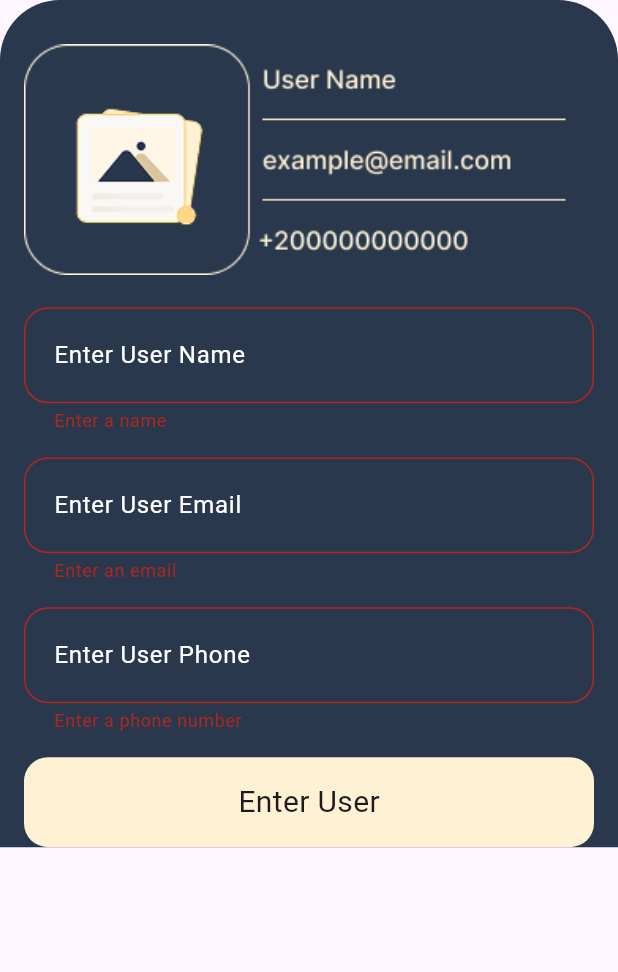
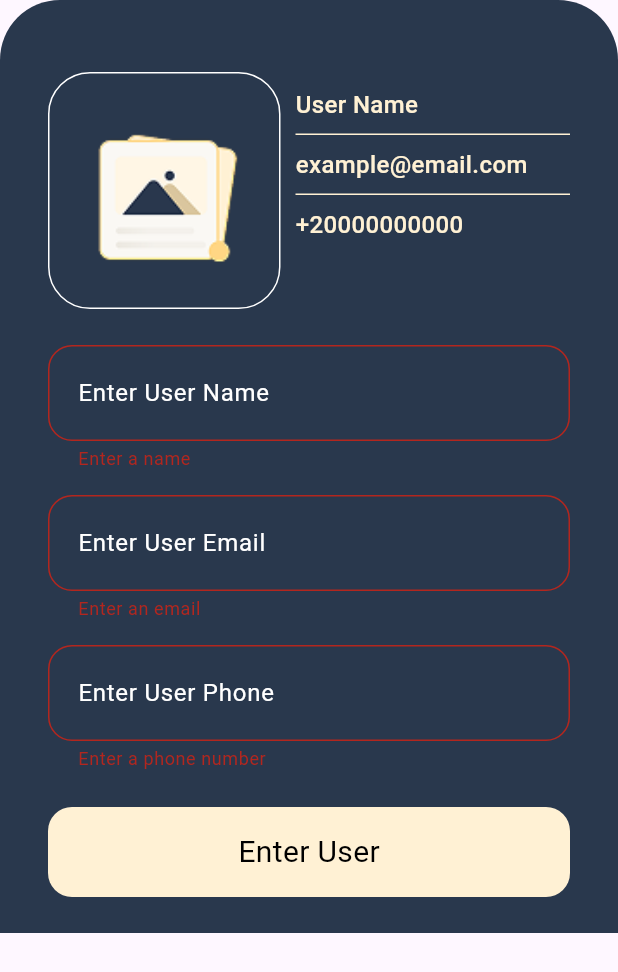
Before and after one commit to essammetwally1/contact, a Flutter app: the AddContact widget shown alone on an empty page, opened directly, after a tap on "Enter User", on a phone screen of 412 x 824 dp. Shown: the top 972 px of the screen. Run offline on Flutter 3.47's test engine with Material 3 defaults, Android fonts, the phone set to English and light mode, and no system bars.

Commit message:
created form

```diff
--- a/lib/componants/add_contact.dart
+++ b/lib/componants/add_contact.dart
@@ -25,15 +25,7 @@ class AddContact extends StatelessWidget {
           ),
           child: Column(
             mainAxisSize: MainAxisSize.min,
-            children: [
-              Image.asset(
-                'assets/addcontactgroup.png',
-                height: MediaQuery.sizeOf(context).height * .2,
-                width: double.infinity,
-                fit: BoxFit.contain,
-              ),
-              ContactForm(),
-            ],
+            children: [ContactForm()],
           ),
         ),
       ),
--- a/lib/componants/contact_form.dart
+++ b/lib/componants/contact_form.dart
@@ -13,9 +13,17 @@ class _ContactFormState extends State<ContactForm> {
   final _phoneController = TextEditingController();
   final _emailController = TextEditingController();
 
+  @override
+  void dispose() {
+    _nameController.dispose();
+    _phoneController.dispose();
+    _emailController.dispose();
+    super.dispose();
+  }
+
   void submit() {
     if (_formKey.currentState!.validate()) {
-      Navigator.of(context).pop();
+      Navigator.of(context).pop(); // Close the bottom sheet
       ScaffoldMessenger.of(
         context,
       ).showSnackBar(const SnackBar(content: Text('Contact Saved')));
@@ -46,11 +54,85 @@ class _ContactFormState extends State<ContactForm> {
 
   @override
   Widget build(BuildContext context) {
-    return Form(
+    return SingleChildScrollView(
+      padding: EdgeInsets.only(
+        bottom: MediaQuery.of(context).viewInsets.bottom,
+        left: 16,
+        right: 16,
+        top: 24,
+      ),
+      child: Form(
         key: _formKey,
         child: Column(
           children: [
-          const SizedBox(height: 16),
+            // Profile preview section
+            Row(
+              crossAxisAlignment: CrossAxisAlignment.start,
+              children: [
+                Container(
+                  padding: const EdgeInsets.all(5),
+                  decoration: BoxDecoration(
+                    borderRadius: BorderRadius.circular(28),
+                    border: Border.all(color: Colors.white),
+                  ),
+                  child: Image.asset(
+                    'assets/image.png',
+                    height: 146,
+                    width: 143,
+                    fit: BoxFit.contain,
+                  ),
+                ),
+                const SizedBox(width: 10),
+                Expanded(
+                  child: Padding(
+                    padding: const EdgeInsets.symmetric(vertical: 10),
+                    child: Column(
+                      crossAxisAlignment: CrossAxisAlignment.start,
+                      children: [
+                        Text(
+                          _nameController.text.isEmpty
+                              ? 'User Name'
+                              : _nameController.text,
+                          style: const TextStyle(
+                            fontSize: 16,
+                            fontWeight: FontWeight.w500,
+                            color: Color(0xffFFF1D4),
+                          ),
+                        ),
+                        const SizedBox(height: 8),
+                        Container(height: 1, color: Color(0xffFFF1D4)),
+                        const SizedBox(height: 8),
+                        Text(
+                          _emailController.text.isEmpty
+                              ? 'example@email.com'
+                              : _emailController.text,
+                          style: const TextStyle(
+                            fontSize: 16,
+                            fontWeight: FontWeight.w500,
+                            color: Color(0xffFFF1D4),
+                          ),
+                        ),
+                        const SizedBox(height: 8),
+                        Container(height: 1, color: Color(0xffFFF1D4)),
+                        const SizedBox(height: 8),
+                        Text(
+                          _phoneController.text.isEmpty
+                              ? '+20000000000'
+                              : _phoneController.text,
+                          style: const TextStyle(
+                            fontSize: 16,
+                            fontWeight: FontWeight.w500,
+                            color: Color(0xffFFF1D4),
+                          ),
+                        ),
+                      ],
+                    ),
+                  ),
+                ),
+              ],
+            ),
+
+            const SizedBox(height: 24),
 
             // Name Field
             TextFormField(
@@ -60,6 +142,7 @@ class _ContactFormState extends State<ContactForm> {
               decoration: customInputDecoration('Enter User Name'),
               validator: (value) =>
                   value == null || value.isEmpty ? 'Enter a name' : null,
+              onChanged: (_) => setState(() {}),
             ),
 
             const SizedBox(height: 16),
@@ -67,17 +150,18 @@ class _ContactFormState extends State<ContactForm> {
             // Email Field
             TextFormField(
               cursorColor: Colors.white,
-
               controller: _emailController,
               style: const TextStyle(color: Colors.white),
               decoration: customInputDecoration('Enter User Email'),
               keyboardType: TextInputType.emailAddress,
               validator: (value) {
                 if (value == null || value.isEmpty) return 'Enter an email';
-              if (!value.endsWith('@gmail.com'))
+                if (!value.endsWith('@gmail.com')) {
                   return 'Email must end with @gmail.com';
+                }
                 return null;
               },
+              onChanged: (_) => setState(() {}),
             ),
 
             const SizedBox(height: 16),
@@ -85,37 +169,49 @@ class _ContactFormState extends State<ContactForm> {
             // Phone Field
             TextFormField(
               cursorColor: Colors.white,
-
               controller: _phoneController,
               style: const TextStyle(color: Colors.white),
               decoration: customInputDecoration('Enter User Phone'),
               keyboardType: TextInputType.phone,
               validator: (value) {
-              if (value == null || value.isEmpty) return 'Enter a phone number';
-              if (!value.startsWith('01')) return 'Phone must start with (01)';
+                if (value == null || value.isEmpty) {
+                  return 'Enter a phone number';
+                }
+                if (!value.startsWith('01')) {
+                  return 'Phone must start with 01';
+                }
                 return null;
               },
+              onChanged: (_) => setState(() {}),
             ),
 
-          const SizedBox(height: 16),
+            const SizedBox(height: 24),
+
+            // Submit Button
             GestureDetector(
               onTap: submit,
               child: Container(
                 width: double.infinity,
                 height: 60,
                 decoration: BoxDecoration(
-                color: Color(0xffFFF1D4),
+                  color: const Color(0xffFFF1D4),
                   borderRadius: BorderRadius.circular(16),
                 ),
-              child: Center(
-                child: const Text(
+                child: const Center(
+                  child: Text(
                     'Enter User',
-                  style: TextStyle(fontSize: 20, fontWeight: FontWeight.w400),
+                    style: TextStyle(
+                      fontSize: 20,
+                      fontWeight: FontWeight.w400,
+                      color: Colors.black,
                     ),
                   ),
                 ),
               ),
+            ),
+            const SizedBox(height: 24),
           ],
+        ),
       ),
     );
   }
--- a/lib/screens/home_screen.dart
+++ b/lib/screens/home_screen.dart
@@ -22,11 +22,9 @@ class HomeScreen extends StatelessWidget {
             Expanded(
               child: Column(
                 mainAxisAlignment: MainAxisAlignment.center,
+
                 children: [
-                  Padding(
-                    padding: const EdgeInsets.only(left: 18, top: 8),
-                    child: Image.asset('assets/homeimage.png'),
-                  ),
+                  Image.asset('assets/homeimage.png', width: double.infinity),
                   SizedBox(
                     height: MediaQuery.sizeOf(context).height * .1,
                     child: Text(
```
Also changed, not shown: assets/image.png (added). Lines whose indentation alone changed are shown as unchanged.
